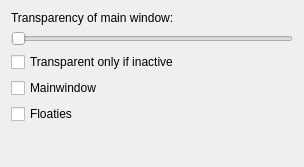
This is branches/branch-playground/plugins/transparent/transparentcfgbase.ui in BackupTheBerlios/sim-im-svn as Qt 5 draws it before an edit. The edited form follows.
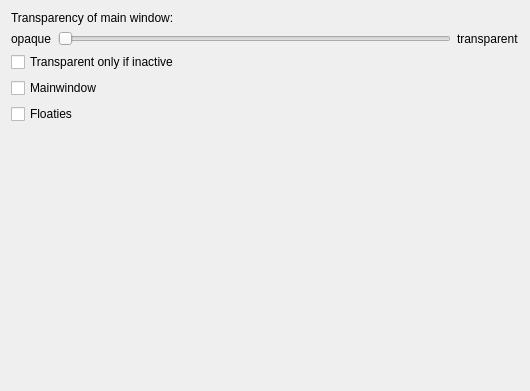
This is the edited form.

Commit message: Use Qt4's ability for transparent widgets - remove the linux stuff when on linux because: "This feature is available on Embedded Linux, Mac OS X, X11 platforms that support the Composite extension, and Windows 2000 and later."

The edit to the form file:
```diff
--- a/branches/branch-playground/plugins/transparent/transparentcfgbase.ui
+++ b/branches/branch-playground/plugins/transparent/transparentcfgbase.ui
@@ -1,30 +1,22 @@
 <ui version="4.0" >
  <class>TransparentCfgBase</class>
- <widget class="QWidget" name="TransparentCfgBase" >
-  <property name="geometry" >
+ <widget class="QWidget" name="TransparentCfgBase">
+  <property name="geometry">
    <rect>
     <x>0</x>
     <y>0</y>
-    <width>304</width>
-    <height>167</height>
+    <width>530</width>
+    <height>391</height>
    </rect>
   </property>
   <property name="windowTitle" >
    <string>Form1</string>
   </property>
-  <layout class="QVBoxLayout" >
-   <property name="margin" >
-    <number>11</number>
-   </property>
-   <property name="spacing" >
-    <number>6</number>
-   </property>
+  <layout class="QVBoxLayout" name="verticalLayout">
    <item>
-    <widget class="QLabel" name="TextLabel1" >
-     <property name="sizePolicy" >
-      <sizepolicy>
-       <hsizetype>1</hsizetype>
-       <vsizetype>1</vsizetype>
+    <widget class="QLabel" name="TextLabel1">
+     <property name="sizePolicy">
+      <sizepolicy hsizetype="Minimum" vsizetype="Minimum">
        <horstretch>0</horstretch>
        <verstretch>0</verstretch>
       </sizepolicy>
@@ -41,8 +33,17 @@
     </widget>
    </item>
    <item>
-    <widget class="QSlider" name="sldTransparency" >
-     <property name="maximum" >
+    <layout class="QHBoxLayout" name="horizontalLayout">
+     <item>
+      <widget class="QLabel" name="label">
+       <property name="text">
+        <string>opaque</string>
+       </property>
+      </widget>
+     </item>
+     <item>
+      <widget class="QSlider" name="sldTransparency">
+       <property name="maximum">
       <number>100</number>
      </property>
      <property name="singleStep" >
@@ -60,22 +61,31 @@
     </widget>
    </item>
    <item>
-    <widget class="QCheckBox" name="chkInactive" >
-     <property name="text" >
+      <widget class="QLabel" name="label_2">
+       <property name="text">
+        <string>transparent</string>
+       </property>
+      </widget>
+     </item>
+    </layout>
+   </item>
+   <item>
+    <widget class="QCheckBox" name="chkInactive">
+     <property name="text">
       <string>Transparent only if inactive</string>
      </property>
     </widget>
    </item>
    <item>
-    <widget class="QCheckBox" name="chkMainWindow" >
-     <property name="text" >
+    <widget class="QCheckBox" name="chkMainWindow">
+     <property name="text">
       <string>Mainwindow</string>
      </property>
     </widget>
    </item>
    <item>
-    <widget class="QCheckBox" name="chkFloatings" >
-     <property name="text" >
+    <widget class="QCheckBox" name="chkFloatings">
+     <property name="text">
       <string>Floaties</string>
      </property>
     </widget>
```
Left out of the diff: 25 changed lines with no effect on the pictures. Lines whose indentation alone changed are shown as unchanged. The commit also changes 2 other files.
